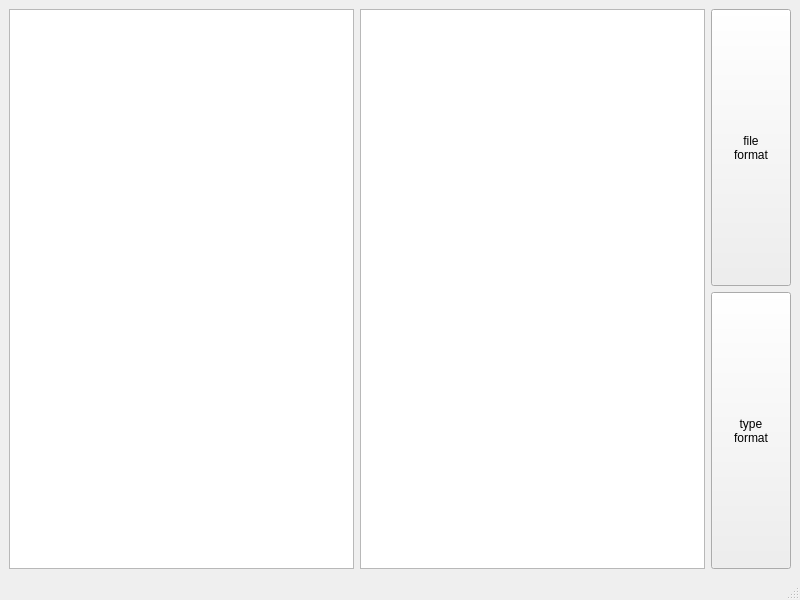
Before: the Qt Designer form mainwindow.ui in KimalIsaev/third, drawn with Qt 5.
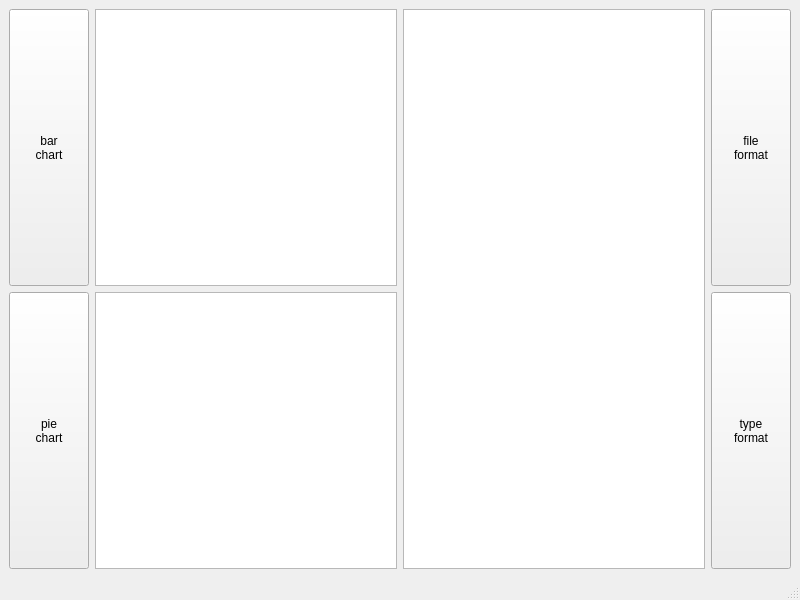
After: the same form once the commit is applied. Custom widgets are drawn as their Qt base class.

Commit message: added chart view

What changed in the file:
```diff
--- a/mainwindow.ui
+++ b/mainwindow.ui
@@ -16,7 +16,46 @@
   <widget class="QWidget" name="centralwidget">
    <layout class="QHBoxLayout" name="horizontalLayout">
     <item>
-     <widget class="QTreeView" name="treeView"/>
+     <layout class="QVBoxLayout" name="verticalLayoutFormatButton_2">
+      <item>
+       <widget class="QPushButton" name="barChartFormat">
+        <property name="sizePolicy">
+         <sizepolicy hsizetype="Minimum" vsizetype="Expanding">
+          <horstretch>0</horstretch>
+          <verstretch>0</verstretch>
+         </sizepolicy>
+        </property>
+        <property name="text">
+         <string>bar
+chart</string>
+        </property>
+       </widget>
+      </item>
+      <item>
+       <widget class="QPushButton" name="pieChartFormat">
+        <property name="sizePolicy">
+         <sizepolicy hsizetype="Minimum" vsizetype="Expanding">
+          <horstretch>0</horstretch>
+          <verstretch>0</verstretch>
+         </sizepolicy>
+        </property>
+        <property name="text">
+         <string>pie
+chart</string>
+        </property>
+       </widget>
+      </item>
+     </layout>
+    </item>
+    <item>
+     <layout class="QVBoxLayout" name="verticalLayout">
+      <item>
+       <widget class="QTreeView" name="treeView"/>
+      </item>
+      <item>
+       <widget class="QChartView" name="chartView"/>
+      </item>
+     </layout>
     </item>
     <item>
      <widget class="QTableView" name="tableView"/>
@@ -67,6 +106,13 @@
   </widget>
   <widget class="QStatusBar" name="statusbar"/>
  </widget>
+ <customwidgets>
+  <customwidget>
+   <class>QChartView</class>
+   <extends>QGraphicsView</extends>
+   <header>QtCharts</header>
+  </customwidget>
+ </customwidgets>
  <resources/>
  <connections>
   <connection>
```
Left out of the diff: 64 changed lines with no effect on the pictures. The commit also changes 1 other file.
